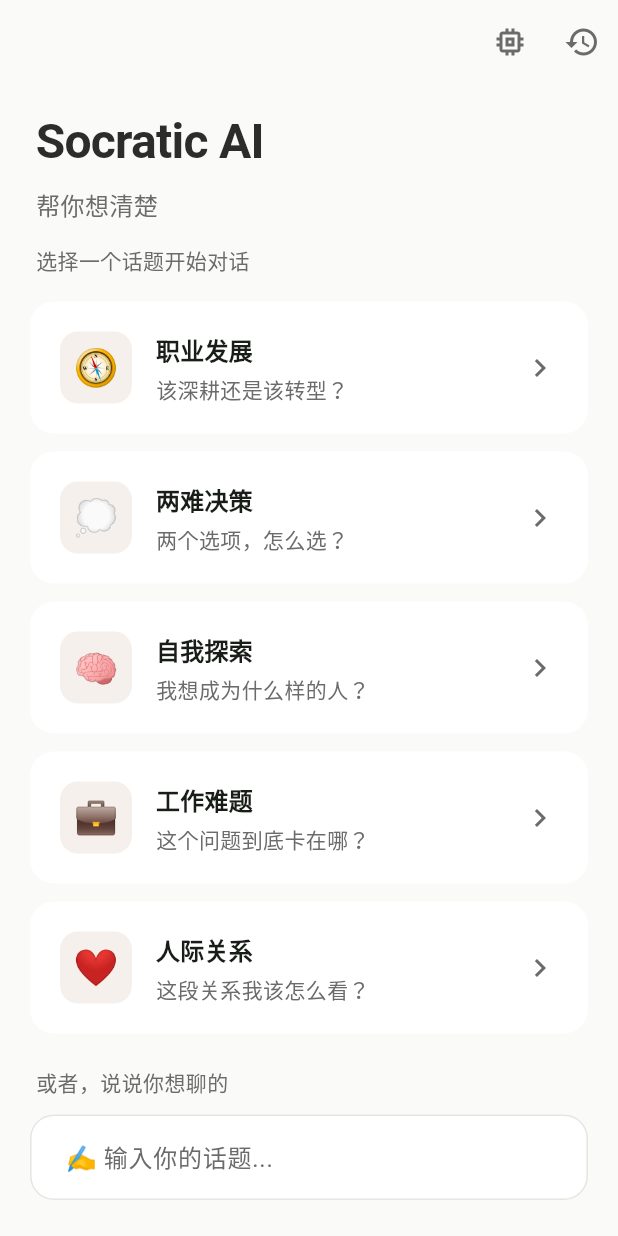
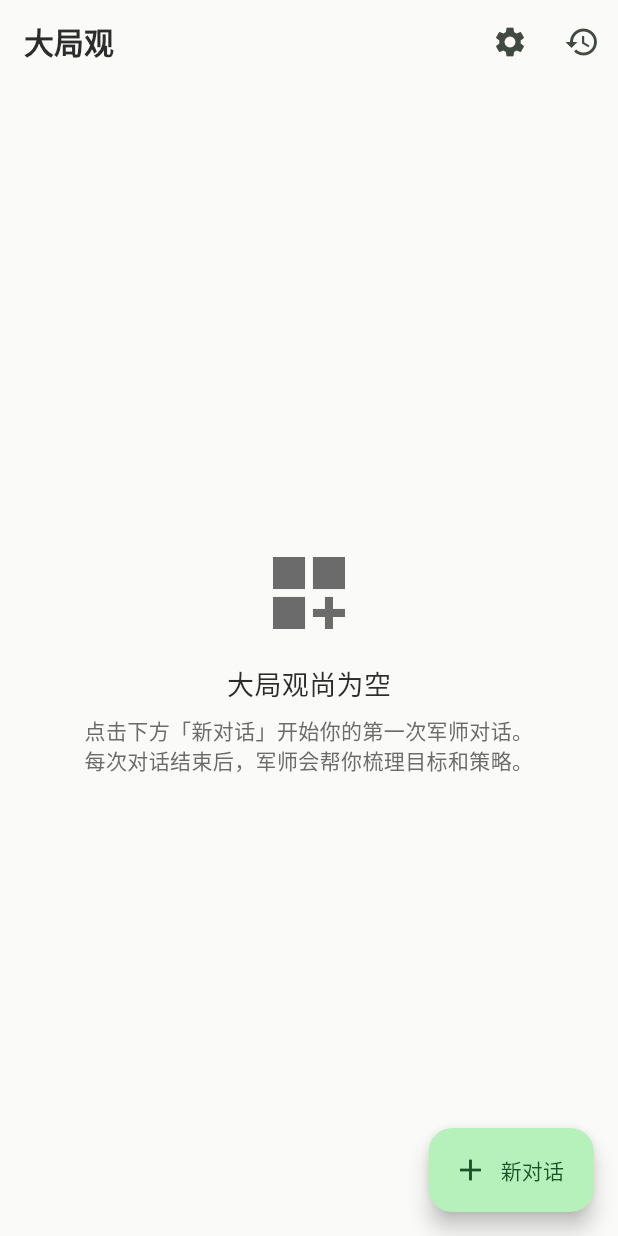
Before and after one commit to SuperJieLab/zhixing-ai, a Flutter app: the screen it shows after launch, on a phone screen of 412 x 824 dp. Run offline on Flutter 3.47's test engine with Material 3 defaults, Android fonts, the phone set to English and light mode, and no system bars; our stand-ins replace dio, sqflite; missing offline and left inert: llama_cpp_dart; accounts and stored records are empty.

Commit message:
feat: Plan B + C — strategist chat, strategy brief, dashboard UI, entry switch
Plan B — Conversation & Brief:
- StrategistPrompter: strategist conversation engine (DialogueEngine),
  AI actively gives analysis & strategy, with LCS dedup
- ChatProvider: switch from SocraticPrompter to StrategistPrompter,
  update welcome message to strategist style
- StrategyBriefPage: post-conversation impact view with 4 states
  (loading/extracting/hasContent/noContent/error), popUntil(Dashboard)
- StrategyBriefProvider: extract + state management
- ChatPage._endConversation: InsightsPage → StrategyBriefPage

Plan C — Dashboard UI:
- DashboardPage: main panel with empty-state guide, FAB for new chat,
  AppBar with history & model manager buttons
- DashboardHeader: stat overview (active goals / pending / patterns)
- GoalCard: goal card with category badge, source count, strategy checkboxes
- CrossPatternCard: cross-conversation pattern card
- app.dart: switch entry from TopicSelectionPage → DashboardPage
- ChatPage: empty topic fallback to '军师对话' in AppBar title

```diff
--- a/lib/app.dart
+++ b/lib/app.dart
@@ -1,6 +1,6 @@
 import 'package:flutter/material.dart';
 import 'package:socratic_ai/core/theme.dart';
-import 'package:socratic_ai/features/_deprecated/topics/topic_selection_page.dart';
+import 'package:socratic_ai/features/dashboard/dashboard_page.dart';
 
 /// Socratic AI 根组件
 ///
@@ -33,8 +33,8 @@ class SocraticApp extends StatelessWidget {
       // 各个页面可以通过 Theme.of(context) 访问
       theme: AppTheme.lightTheme,
 
-      // 首页：话题选择页
-      home: const TopicSelectionPage(),
+      // 首页：大局观面板
+      home: const DashboardPage(),
     );
   }
 }
--- /dev/null
+++ b/lib/features/dashboard/dashboard_page.dart
@@ -0,0 +1,172 @@
+import 'package:flutter/material.dart';
+import 'package:socratic_ai/core/theme.dart';
+import 'package:socratic_ai/core/models/dashboard_models.dart';
+import 'package:socratic_ai/features/chat/chat_page.dart';
+import 'package:socratic_ai/features/dashboard/providers/dashboard_provider.dart';
+import 'package:socratic_ai/features/dashboard/widgets/dashboard_header.dart';
+import 'package:socratic_ai/features/dashboard/widgets/goal_card.dart';
+import 'package:socratic_ai/features/dashboard/widgets/cross_pattern_card.dart';
+import 'package:socratic_ai/features/history/history_page.dart';
+import 'package:socratic_ai/features/model_manager/model_manage_page.dart';
+
+class DashboardPage extends StatefulWidget {
+  const DashboardPage({super.key});
+
+  @override
+  State<DashboardPage> createState() => _DashboardPageState();
+}
+
+class _DashboardPageState extends State<DashboardPage> {
+  final DashboardProvider _provider = DashboardProvider();
+
+  @override
+  void initState() {
+    super.initState();
+    _provider.addListener(_onStateChanged);
+    _provider.load();
+  }
+
+  @override
+  void dispose() {
+    _provider.removeListener(_onStateChanged);
+    super.dispose();
+  }
+
+  void _onStateChanged(DashboardState state) {
+    if (mounted) setState(() {});
+  }
+
+  void _startNewConversation() {
+    Navigator.push(
+      context,
+      MaterialPageRoute(
+        builder: (_) => const ChatPage(topic: ''),
+      ),
+    );
+  }
+
+  void _openHistory() {
+    Navigator.push(
+      context,
+      MaterialPageRoute(builder: (_) => const HistoryPage()),
+    );
+  }
+
+  void _openModelManager() {
+    Navigator.push(
+      context,
+      MaterialPageRoute(builder: (_) => const ModelManagePage()),
+    );
+  }
+
+  @override
+  Widget build(BuildContext context) {
+    final state = _provider.state;
+
+    return Scaffold(
+      appBar: AppBar(
+        title: const Text('大局观'),
+        actions: [
+          IconButton(
+            icon: const Icon(Icons.settings),
+            onPressed: _openModelManager,
+            tooltip: '模型管理',
+          ),
+          IconButton(
+            icon: const Icon(Icons.history),
+            onPressed: _openHistory,
+            tooltip: '历史记录',
+          ),
+        ],
+      ),
+      floatingActionButton: FloatingActionButton.extended(
+        onPressed: _startNewConversation,
+        icon: const Icon(Icons.add),
+        label: const Text('新对话'),
+      ),
+      body: state.isLoading
+          ? const Center(child: CircularProgressIndicator())
+          : state.error != null
+              ? Center(
+                  child: Column(
+                    mainAxisAlignment: MainAxisAlignment.center,
+                    children: [
+                      const Icon(Icons.error_outline,
+                          size: 48, color: AppTheme.textSecondary),
+                      const SizedBox(height: 16),
+                      Text(state.error!,
+                          style:
+                              const TextStyle(color: AppTheme.textSecondary)),
+                    ],
+                  ),
+                )
+              : _buildDashboard(state),
+    );
+  }
+
+  Widget _buildDashboard(DashboardState state) {
+    if (state.goals.isEmpty && state.crossPatterns.isEmpty) {
+      return Center(
+        child: Padding(
+          padding: const EdgeInsets.all(32),
+          child: Column(
+            mainAxisAlignment: MainAxisAlignment.center,
+            children: [
+              const Icon(Icons.dashboard_customize,
+                  size: 64, color: AppTheme.textSecondary),
+              const SizedBox(height: 16),
+              const Text('大局观尚为空',
+                  style:
+                      TextStyle(fontSize: 18, color: AppTheme.textPrimary)),
+              const SizedBox(height: 8),
+              const Text(
+                '点击下方「新对话」开始你的第一次军师对话。\n每次对话结束后，军师会帮你梳理目标和策略。',
+                style: TextStyle(color: AppTheme.textSecondary),
+                textAlign: TextAlign.center,
+              ),
+            ],
+          ),
+        ),
+      );
+    }
+
+    final strategiesByGoal = <int, List<Strategy>>{};
+    for (final s in state.strategies) {
+      strategiesByGoal.putIfAbsent(s.goalId, () => []).add(s);
+    }
+
+    final activeGoals =
+        state.goals.where((g) => g.status == GoalStatus.active).toList();
+
+    return ListView(
+      padding: const EdgeInsets.all(16),
+      children: [
+        DashboardHeader(
+          activeGoalCount: state.activeGoalCount,
+          pendingStrategyCount: state.pendingStrategyCount,
+          patternCount: state.patternCount,
+        ),
+        const SizedBox(height: 8),
+        if (activeGoals.isNotEmpty) ...[
+          const Text('活跃目标',
+              style: TextStyle(fontSize: 18, fontWeight: FontWeight.bold)),
+          const SizedBox(height: 8),
+          ...activeGoals.map((goal) => GoalCard(
+                goal: goal,
+                strategies: strategiesByGoal[goal.id] ?? [],
+                onTap: null,
+              )),
+          const SizedBox(height: 16),
+        ],
+        if (state.crossPatterns.isNotEmpty) ...[
+          const Text('跨对话发现',
+              style: TextStyle(fontSize: 18, fontWeight: FontWeight.bold)),
+          const SizedBox(height: 8),
+          ...state.crossPatterns.map((p) => CrossPatternCard(pattern: p)),
+          const SizedBox(height: 16),
+        ],
+        const SizedBox(height: 80),
+      ],
+    );
+  }
+}
```
Also changed, not shown: lib/features/chat/chat_page.dart (+5 -3 lines), lib/features/dashboard/widgets/cross_pattern_card.dart (added, +40 -0 lines), lib/features/dashboard/widgets/dashboard_header.dart (added, +51 -0 lines), lib/features/dashboard/widgets/goal_card.dart (added, +133 -0 lines).
